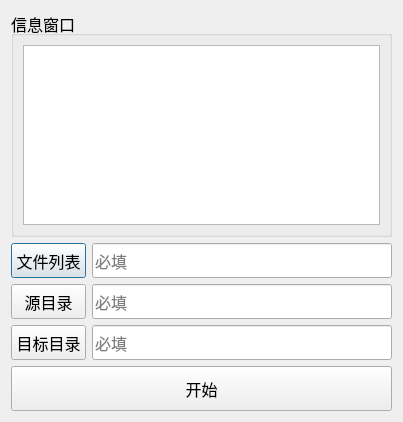
Old version of the form qt_project/edit/filepickdlg.ui in the repository RockyChing/qt_play.
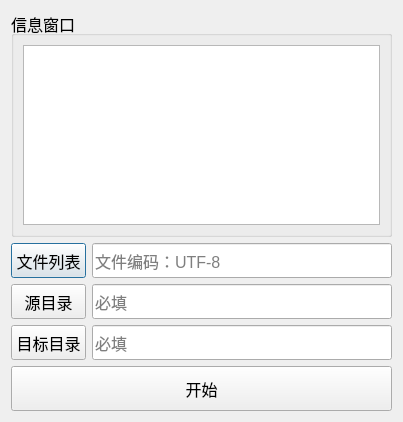
New version of the form.

Commit message: Dev V1.21.1 Optimize filepickdlg

What changed in the file:
```diff
--- a/qt_project/edit/filepickdlg.ui
+++ b/qt_project/edit/filepickdlg.ui
@@ -77,7 +77,7 @@
         </font>
        </property>
        <property name="placeholderText">
-        <string>必填</string>
+        <string>文件编码：UTF-8</string>
        </property>
       </widget>
      </item>
```
The commit also changes 2 other files.
